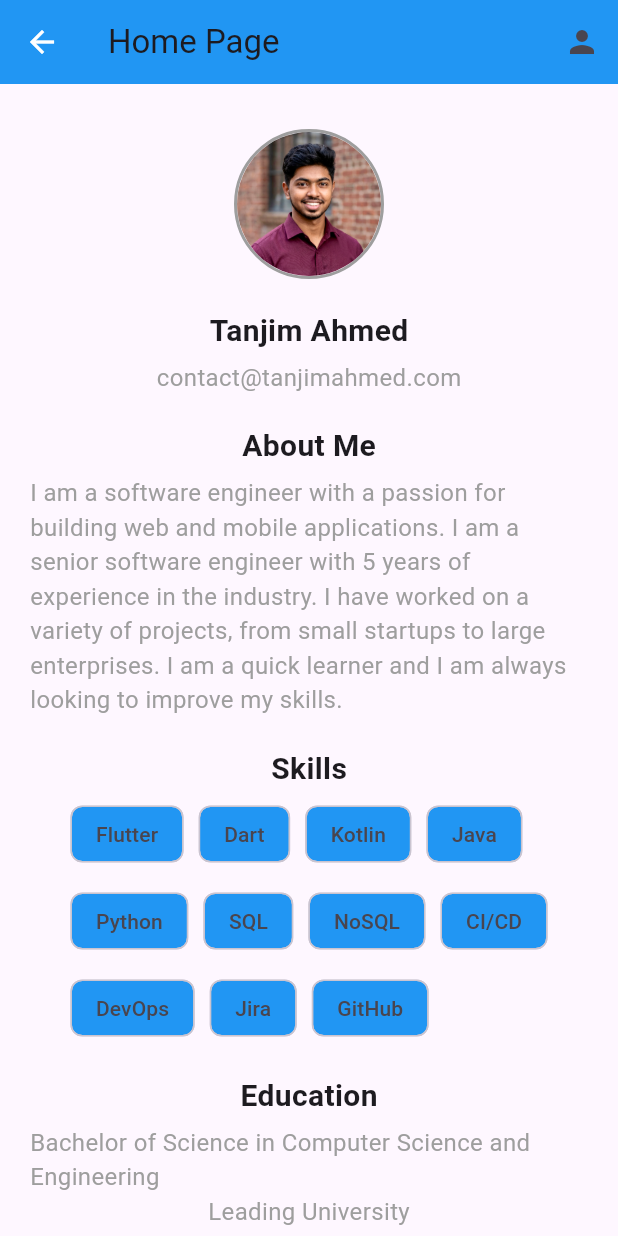
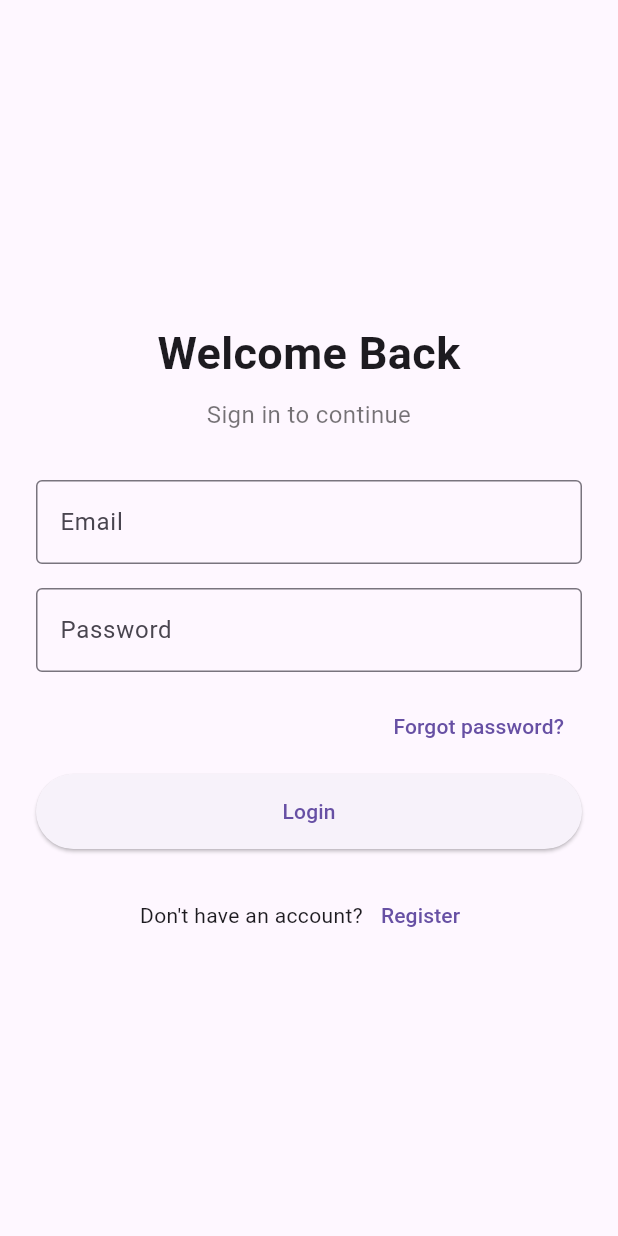
Before and after one commit to ahmedtanjim/SAD-App, a Flutter app: the screen it shows after launch, on a phone screen of 412 x 824 dp. Run offline on Flutter 3.47's test engine with Material 3 defaults, Android fonts, the phone set to English and light mode, and no system bars.

Commit message:
added login page

```diff
--- a/lib/home_page.dart
+++ b/lib/home_page.dart
@@ -10,12 +10,7 @@ class HomePage extends StatelessWidget {
       appBar: AppBar(
         title: Text('Home Page'),
         backgroundColor: Colors.blue,
-        leading: IconButton(
-          onPressed: () {
-            Navigator.pop(context);
-          },
-          icon: Icon(Icons.arrow_back, color: Colors.white),
-        ),
+
         actions: [IconButton(onPressed: () {}, icon: Icon(Icons.person))],
       ),
 
--- a/lib/main.dart
+++ b/lib/main.dart
@@ -10,8 +10,171 @@ class MyApp extends StatelessWidget {
 
   @override
   Widget build(BuildContext context) {
-    return MaterialApp(
-      home: HomePage(),
+    return const MaterialApp(
+      debugShowCheckedModeBanner: false,
+      home: LoginPage(),
     );
   }
 }
+
+class LoginPage extends StatelessWidget {
+  const LoginPage({super.key});
+
+  @override
+  Widget build(BuildContext context) {
+    return Scaffold(
+      body: SafeArea(
+        child: Center(
+          child: SingleChildScrollView(
+            padding: const EdgeInsets.symmetric(horizontal: 24, vertical: 16),
+            child: ConstrainedBox(
+              constraints: const BoxConstraints(maxWidth: 420),
+              child: Column(
+                crossAxisAlignment: CrossAxisAlignment.stretch,
+                children: [
+                  const SizedBox(height: 24),
+                  const Text(
+                    'Welcome Back',
+                    style: TextStyle(fontSize: 30, fontWeight: FontWeight.bold),
+                    textAlign: TextAlign.center,
+                  ),
+                  const SizedBox(height: 8),
+                  const Text(
+                    'Sign in to continue',
+                    style: TextStyle(fontSize: 16, color: Colors.black54),
+                    textAlign: TextAlign.center,
+                  ),
+                  const SizedBox(height: 32),
+                  const TextField(
+                    decoration: InputDecoration(
+                      labelText: 'Email',
+                      border: OutlineInputBorder(),
+                    ),
+                  ),
+                  const SizedBox(height: 16),
+                  const TextField(
+                    obscureText: true,
+                    decoration: InputDecoration(
+                      labelText: 'Password',
+                      border: OutlineInputBorder(),
+                    ),
+                  ),
+                  const SizedBox(height: 12),
+                  Align(
+                    alignment: Alignment.centerRight,
+                    child: TextButton(
+                      onPressed: () {},
+                      child: const Text('Forgot password?'),
+                    ),
+                  ),
+                  const SizedBox(height: 8),
+                  SizedBox(
+                    height: 50,
+                    child: ElevatedButton(
+                      onPressed: () {
+                        Navigator.pushReplacement(
+                          context,
+                          MaterialPageRoute<void>(
+                            builder: (_) => const HomePage(),
+                          ),
+                        );
+                      },
+                      child: const Text('Login'),
+                    ),
+                  ),
+                  const SizedBox(height: 20),
+                  Row(
+                    mainAxisAlignment: MainAxisAlignment.center,
+                    children: [
+                      const Text("Don't have an account?"),
+                      TextButton(
+                        onPressed: () {
+                          Navigator.push(
+                            context,
+                            MaterialPageRoute<void>(
+                              builder: (_) => const RegisterPage(),
+                            ),
+                          );
+                        },
+                        child: const Text('Register'),
+                      ),
+                    ],
+                  ),
+                ],
+              ),
+            ),
+          ),
+        ),
+      ),
+    );
+  }
+}
+
+class RegisterPage extends StatelessWidget {
+  const RegisterPage({super.key});
+
+  @override
+  Widget build(BuildContext context) {
+    return Scaffold(
+      appBar: AppBar(title: const Text('Create Account')),
+      body: SafeArea(
+        child: Center(
+          child: SingleChildScrollView(
+            padding: const EdgeInsets.symmetric(horizontal: 24, vertical: 16),
+            child: ConstrainedBox(
+              constraints: const BoxConstraints(maxWidth: 420),
+              child: Column(
+                crossAxisAlignment: CrossAxisAlignment.stretch,
+                children: [
+                  const SizedBox(height: 12),
+                  const TextField(
+                    decoration: InputDecoration(
+                      labelText: 'Full Name',
+                      border: OutlineInputBorder(),
+                    ),
+                  ),
+                  const SizedBox(height: 16),
+                  const TextField(
+                    decoration: InputDecoration(
+                      labelText: 'Email',
+                      border: OutlineInputBorder(),
+                    ),
+                  ),
+                  const SizedBox(height: 16),
+                  const TextField(
+                    obscureText: true,
+                    decoration: InputDecoration(
+                      labelText: 'Password',
+                      border: OutlineInputBorder(),
+                    ),
+                  ),
+                  const SizedBox(height: 16),
+                  const TextField(
+                    obscureText: true,
+                    decoration: InputDecoration(
+                      labelText: 'Confirm Password',
+                      border: OutlineInputBorder(),
+                    ),
+                  ),
+                  const SizedBox(height: 20),
+                  SizedBox(
+                    height: 50,
+                    child: ElevatedButton(
+                      onPressed: () {},
+                      child: const Text('Create Account'),
+                    ),
+                  ),
+                  const SizedBox(height: 12),
+                  TextButton(
+                    onPressed: () => Navigator.pop(context),
+                    child: const Text('Back to Login'),
+                  ),
+                ],
+              ),
+            ),
+          ),
+        ),
+      ),
+    );
+  }
+}
```
Also changed, not shown: lib/contact_page.dart (line endings or trailing spaces).
